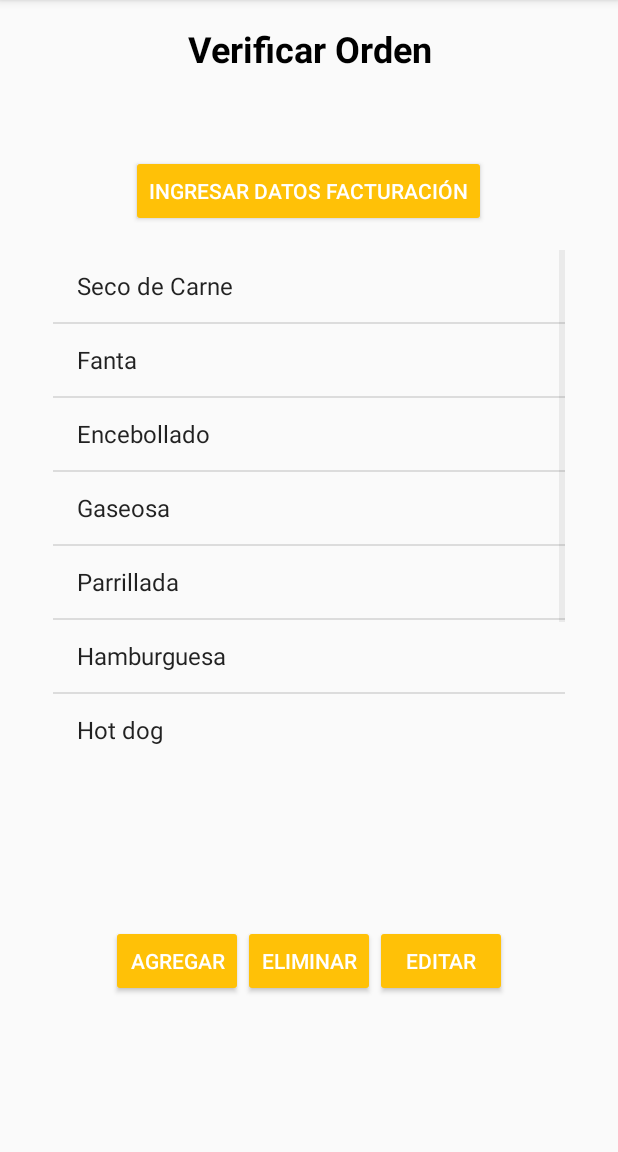
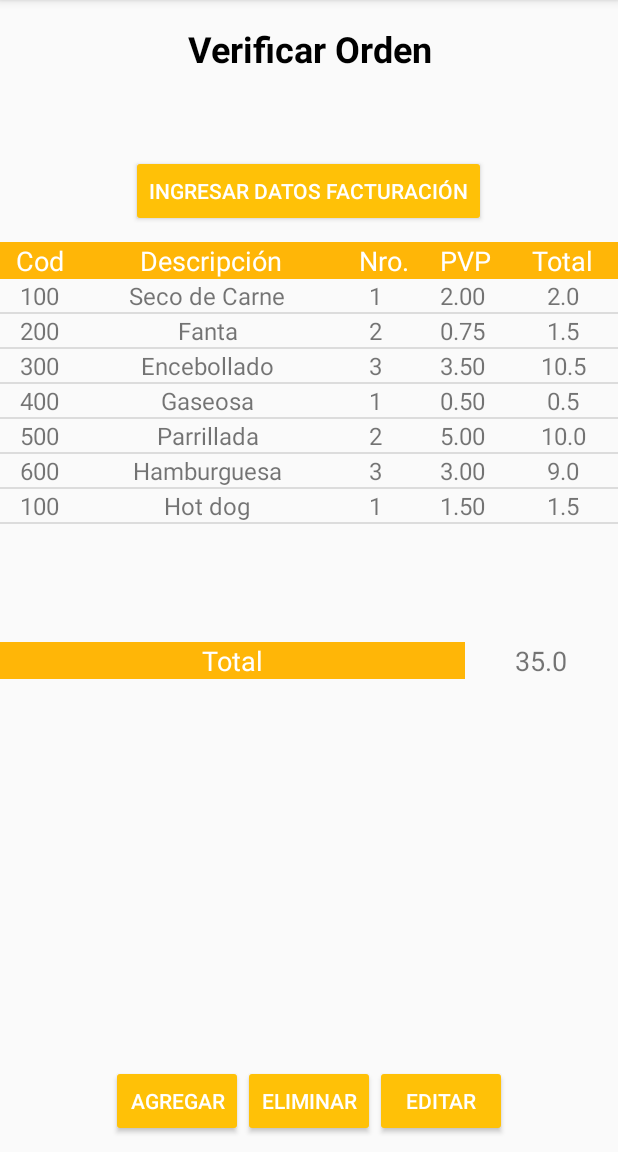
Before and after one commit to Alex-Xavier99/SGO_Mesero, an Android app: the ActivityVerificarOrden screen opened directly, with no data from a screen before it, on a phone screen of 412 x 824 dp, the part 84-1236 px from its top. Run offline under Robolectric (Android 15) with nearby library versions, the phone set to English and light mode, and no system bars.

Commit message:
Se creo la Activity de Verificar Orden con un AdapterSelect.java y un Layout select_item y metodos de onBackPressed

```diff
--- a/app/src/main/java/com/example/sgomesero/ActivityIngresarDatosFact.java
+++ b/app/src/main/java/com/example/sgomesero/ActivityIngresarDatosFact.java
@@ -99,4 +99,10 @@ public class ActivityIngresarDatosFact extends AppCompatActivity {
         startActivity(verificarorden);
         finish();
     }
+    @Override
+    public  void onBackPressed(){
+        Intent verificar = new Intent(this,ActivityVerificarOrden.class);
+        startActivity(verificar);
+        finish();
+    }
 }
--- a/app/src/main/java/com/example/sgomesero/ActivitySeleccionMesa.java
+++ b/app/src/main/java/com/example/sgomesero/ActivitySeleccionMesa.java
@@ -60,4 +60,10 @@ public class ActivitySeleccionMesa extends AppCompatActivity {
         startActivity(verificarorden);
         finish();
     }
+    @Override
+    public  void onBackPressed(){
+        Intent login = new Intent(this,ActivityLogin.class);
+        startActivity(login);
+        finish();
+    }
 }
--- a/app/src/main/java/com/example/sgomesero/ActivitySelecionOrden.java
+++ b/app/src/main/java/com/example/sgomesero/ActivitySelecionOrden.java
@@ -49,10 +49,20 @@ public class ActivitySelecionOrden extends AppCompatActivity {
             items+="-"+item+"\n";
         }
         Toast.makeText(this, "Seleccionaste \n"+items, Toast.LENGTH_SHORT).show();
+        PasarActivity();
     }
     public void Regresar(View view){
-        Intent tipoorden = new Intent(this, ActivityTipoOrden.class);
-        startActivity(tipoorden);
+        PasarActivity();
+    }
+    @Override
+    public  void onBackPressed(){
+        Intent tporden= new Intent(this,ActivityTipoOrden.class);
+        startActivity(tporden);
+        finish();
+    }
+    public void PasarActivity(){
+        Intent verificar= new Intent(this,ActivityVerificarOrden.class);
+        startActivity(verificar);
         finish();
     }
 }
--- a/app/src/main/java/com/example/sgomesero/ActivityTipoOrden.java
+++ b/app/src/main/java/com/example/sgomesero/ActivityTipoOrden.java
@@ -58,9 +58,10 @@ public class ActivityTipoOrden extends AppCompatActivity {
         startActivity(selectorden);
         finish();
     }
-    public void Regresar(View view){
-        Intent regmesa = new Intent(this, ActivitySeleccionMesa.class);
-        startActivity(regmesa);
+    @Override
+    public  void onBackPressed(){
+        Intent verificar= new Intent(this,ActivityVerificarOrden.class);
+        startActivity(verificar);
         finish();
     }
 }
--- a/app/src/main/java/com/example/sgomesero/ActivityVerificarOrden.java
+++ b/app/src/main/java/com/example/sgomesero/ActivityVerificarOrden.java
@@ -13,23 +13,36 @@ import android.widget.TextView;
 public class ActivityVerificarOrden extends AppCompatActivity {
 
     private String subti;
+    private TextView subtitle;
     private ListView listorden;
-    private String [] ordenen = {"Seco de Carne","Fanta","Encebollado","Gaseosa","Parrillada","Hamburguesa","Hot dog","Ceviche de pesacado","Ceviche de Camaron"};
-    private TextView subtitle;
+    private TextView restotal;
+    private  Double res;
+    private String [][] menu = {
+            {"100", "Seco de Carne", "1", "2.00", "0.00"},
+            {"200", "Fanta", "2", "0.75", "0.00"},
+            {"300", "Encebollado", "3", "3.50", "0.00"},
+            {"400", "Gaseosa", "1", "0.50", "0.00"},
+            {"500", "Parrillada", "2", "5.00", "0.00"},
+            {"600", "Hamburguesa", "3", "3.00", "0.00"},
+            {"100", "Hot dog", "1", "1.50", "0.00"}
+    };
 
     @Override
     protected void onCreate(Bundle savedInstanceState) {
         super.onCreate(savedInstanceState);
         setContentView(R.layout.activity_verificar_orden);
 
-        listorden = (ListView)findViewById(R.id.list_ordenes);
         subtitle = (TextView)findViewById(R.id.txtview_subtitle);
 
         subti = getIntent().getStringExtra("m1");
         subtitle.setText(subti);
 
-        ArrayAdapter<String> lista = new ArrayAdapter<String>(this,android.R.layout.simple_list_item_1, ordenen);
-        listorden.setAdapter(lista);
+        listorden = (ListView)findViewById(R.id.listview_ordenes);
+        restotal = (TextView)findViewById(R.id.txtview_totalres);
+        AdapterSelect apt = new AdapterSelect(this,menu);
+        listorden.setAdapter(apt);
+        res = apt.Operacion();
+        restotal.setText(String.valueOf(res));
 
     }
     public void AgregarOrden(View view){
@@ -49,4 +62,10 @@ public class ActivityVerificarOrden extends AppCompatActivity {
         startActivity(factura);
         finish();
     }
+    @Override
+    public  void onBackPressed(){
+        Intent mesa = new Intent(this,ActivitySeleccionMesa.class);
+        startActivity(mesa);
+        finish();
+    }
 }
--- /dev/null
+++ b/app/src/main/java/com/example/sgomesero/AdapterSelect.java
@@ -0,0 +1,73 @@
+package com.example.sgomesero;
+
+import android.content.Context;
+import android.content.Intent;
+import android.view.LayoutInflater;
+import android.view.View;
+import android.view.ViewGroup;
+import android.widget.BaseAdapter;
+import android.widget.EditText;
+import android.widget.TextView;
+
+import org.w3c.dom.Text;
+
+public class AdapterSelect extends BaseAdapter {
+
+    private Context context;
+    private LayoutInflater inflater = null;
+    String[][] datos;
+
+    public AdapterSelect(Context contexto, String[][] matriz){
+        this.context = contexto;
+        this.datos = matriz;
+        inflater = (LayoutInflater)context.getSystemService(contexto.LAYOUT_INFLATER_SERVICE);
+        int i,j;
+        for(i=0;i<datos.length;i++){
+            for(j = 0; j<datos[i].length;j++) {
+                if(j==4)
+                    datos[i][4]= String.valueOf(Double.parseDouble(datos[i][2])*Double.parseDouble(datos[i][3]));
+            }
+        }
+    }
+    @Override
+    public View getView(int i, View convertView, ViewGroup parent) {
+        final View vista1 = inflater.inflate(R.layout.select_item,null);
+        TextView cod = vista1.findViewById(R.id.txtview_codigo);
+        TextView ordn = vista1.findViewById(R.id.txtview_descrip);
+        TextView cant = vista1.findViewById(R.id.txtplain_cant);
+        TextView vunit = vista1.findViewById(R.id.txtview_vunit);
+        TextView total = vista1.findViewById(R.id.txtview_total);
+
+        cod.setText(datos[i][0]);
+        ordn.setText(datos[i][1]);
+        cant.setText(datos[i][2]);
+        vunit.setText(datos[i][3]);
+        total.setText( datos[i][4]);
+        return vista1;
+    }
+    @Override
+    public int getCount()  {
+        return datos.length;
+    }
+
+    @Override
+    public Object getItem(int position) {
+        return null;
+    }
+
+    @Override
+    public long getItemId(int position) {
+        return 0;
+    }
+    public Double Operacion(){
+        int i,j;
+        double  res = 0;
+        for(i=0;i<datos.length;i++){
+            for(j = 0; j<datos[i].length;j++) {
+                if(j==4)
+                    res += Double.parseDouble(datos[i][4]);
+            }
+        }
+        return res;
+    }
+}
--- a/app/src/main/res/layout/activity_selecion_orden.xml
+++ b/app/src/main/res/layout/activity_selecion_orden.xml
@@ -55,7 +55,7 @@
             android:layout_width="wrap_content"
             android:layout_height="wrap_content"
             android:onClick="Regresar"
-            android:text="@string/txt_title3" />
+            android:text="@string/btn_Cancelar" />
     </TableRow>
 
 </androidx.constraintlayout.widget.ConstraintLayout>
--- a/app/src/main/res/layout/activity_verificar_orden.xml
+++ b/app/src/main/res/layout/activity_verificar_orden.xml
@@ -38,23 +38,113 @@
         app:layout_constraintStart_toStartOf="parent"
         app:layout_constraintTop_toBottomOf="@+id/txtview_title" />
 
-    <ListView
-        android:id="@+id/list_ordenes"
-        android:layout_width="341dp"
-        android:layout_height="331dp"
-        android:layout_marginTop="15dp"
+    <TableRow
+        android:id="@+id/tableRow"
+        android:layout_width="0dp"
+        android:layout_height="wrap_content"
+        android:layout_marginTop="10dp"
         app:layout_constraintEnd_toEndOf="parent"
         app:layout_constraintStart_toStartOf="parent"
-        app:layout_constraintTop_toBottomOf="@+id/btn_Datosfact" />
+        app:layout_constraintTop_toBottomOf="@+id/btn_Datosfact">
+
+        <TextView
+            android:id="@+id/textView"
+            android:layout_width="30dp"
+            android:layout_height="wrap_content"
+            android:layout_weight="1"
+            android:background="#FFB607"
+            android:gravity="center"
+            android:text="@string/txt_cod"
+            android:textColor="#FFFFFF"
+            android:textSize="18sp" />
+
+        <TextView
+            android:id="@+id/textView2"
+            android:layout_width="150dp"
+            android:layout_height="wrap_content"
+            android:layout_weight="1"
+            android:background="#FFB607"
+            android:gravity="center"
+            android:text="@string/txt_descrip"
+            android:textColor="#FFFFFF"
+            android:textSize="18sp" />
+
+        <TextView
+            android:id="@+id/textView3"
+            android:layout_width="30dp"
+            android:layout_height="wrap_content"
+            android:layout_weight="1"
+            android:background="#FFB607"
+            android:gravity="center"
+            android:text="@string/txt_cant"
+            android:textColor="#FFFFFF"
+            android:textSize="18sp" />
+
+        <TextView
+            android:id="@+id/textView4"
+            android:layout_width="30dp"
+            android:layout_height="wrap_content"
+            android:layout_weight="1"
+            android:background="#FFB607"
+            android:gravity="center"
+            android:text="@string/txt_Valorunit"
+            android:textColor="#FFFFFF"
+            android:textSize="18sp" />
+
+        <TextView
+            android:id="@+id/textView6"
+            android:layout_width="50dp"
+            android:layout_height="wrap_content"
+            android:layout_weight="1"
+            android:background="#FFB607"
+            android:gravity="center"
+            android:text="@string/txt_Total"
+            android:textColor="@android:color/background_light"
+            android:textSize="18sp" />
+    </TableRow>
+
+    <ListView
+        android:id="@+id/listview_ordenes"
+        android:layout_width="0dp"
+        android:layout_height="242dp"
+        app:layout_constraintEnd_toEndOf="parent"
+        app:layout_constraintHorizontal_bias="0.0"
+        app:layout_constraintStart_toStartOf="parent"
+        app:layout_constraintTop_toBottomOf="@+id/tableRow" />
+
+    <TableRow
+        android:layout_width="0dp"
+        android:layout_height="wrap_content"
+        app:layout_constraintEnd_toEndOf="parent"
+        app:layout_constraintStart_toStartOf="parent"
+        app:layout_constraintTop_toBottomOf="@+id/listview_ordenes">
+
+        <TextView
+            android:id="@+id/textView7"
+            android:layout_width="310dp"
+            android:layout_height="wrap_content"
+            android:background="#FFB607"
+            android:gravity="center"
+            android:text="@string/txt_Total"
+            android:textColor="@android:color/background_light"
+            android:textSize="18sp" />
+
+        <TextView
+            android:id="@+id/txtview_totalres"
+            android:layout_width="match_parent"
+            android:layout_height="wrap_content"
+            android:gravity="center"
+            android:text="@string/txt_Res"
+            android:textSize="18sp" />
+    </TableRow>
 
     <TableRow
         android:layout_width="wrap_content"
         android:layout_height="wrap_content"
-        android:layout_marginTop="15dp"
+        android:layout_marginBottom="10dp"
         app:layout_constraintBottom_toBottomOf="parent"
         app:layout_constraintEnd_toEndOf="parent"
-        app:layout_constraintStart_toStartOf="parent"
-        app:layout_constraintTop_toBottomOf="@+id/list_ordenes">
+        app:layout_constraintStart_toStartOf="parent">
 
         <Button
             android:id="@+id/btn_confirmar"
--- /dev/null
+++ b/app/src/main/res/layout/select_item.xml
@@ -0,0 +1,50 @@
+<?xml version="1.0" encoding="utf-8"?>
+<TableRow xmlns:android="http://schemas.android.com/apk/res/android"
+    android:layout_width="wrap_content"
+    android:layout_height="wrap_content">
+
+    <TextView
+        android:id="@+id/txtview_codigo"
+        android:layout_width="30dp"
+        android:layout_height="wrap_content"
+        android:layout_weight="1"
+        android:gravity="center"
+        android:hint="@string/txt_cod"
+        android:textSize="16sp" />
+
+    <TextView
+        android:id="@+id/txtview_descrip"
+        android:layout_width="150dp"
+        android:layout_height="wrap_content"
+        android:layout_weight="1"
+        android:gravity="center|center_horizontal"
+        android:hint="@string/txt_descrip"
+        android:textSize="16sp" />
+
+    <TextView
+        android:id="@+id/txtplain_cant"
+        android:layout_width="30dp"
+        android:layout_height="wrap_content"
+        android:layout_weight="1"
+        android:gravity="center"
+        android:hint="@string/txt_cant"
+        android:textSize="16sp" />
+
+    <TextView
+        android:id="@+id/txtview_vunit"
+        android:layout_width="40dp"
+        android:layout_height="wrap_content"
+        android:layout_weight="1"
+        android:gravity="center"
+        android:hint="@string/txt_Valorunit"
+        android:textSize="16sp" />
+
+    <TextView
+        android:id="@+id/txtview_total"
+        android:layout_width="50dp"
+        android:layout_height="wrap_content"
+        android:layout_weight="1"
+        android:gravity="center"
+        android:hint="@string/txt_Total"
+        android:textSize="16sp" />
+</TableRow>
--- a/app/src/main/res/values/strings.xml
+++ b/app/src/main/res/values/strings.xml
@@ -39,6 +39,12 @@
     <string name="btn_eliminar">Eliminar</string>
     <string name="btn_editar">Editar</string>
     <string name="btn_DatosFact">Ingresar Datos Facturación</string>
+    <string name="txt_cod">Cod</string>
+    <string name="txt_descrip">Descripción</string>
+    <string name="txt_cant">Nro.</string>
+    <string name="txt_Valorunit">PVP</string>
+    <string name="txt_Total">Total</string>
+    <string name="txt_Res">Resultado</string>
 
     <string name="txt_title5">Seleccionar Orden</string>
 
```
